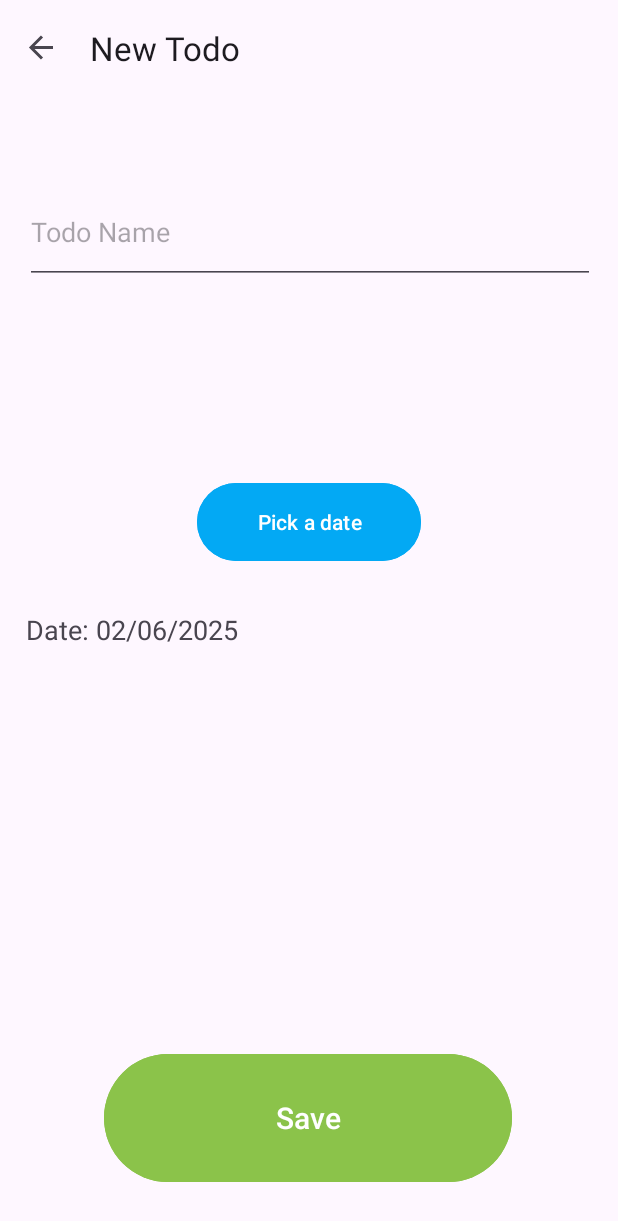
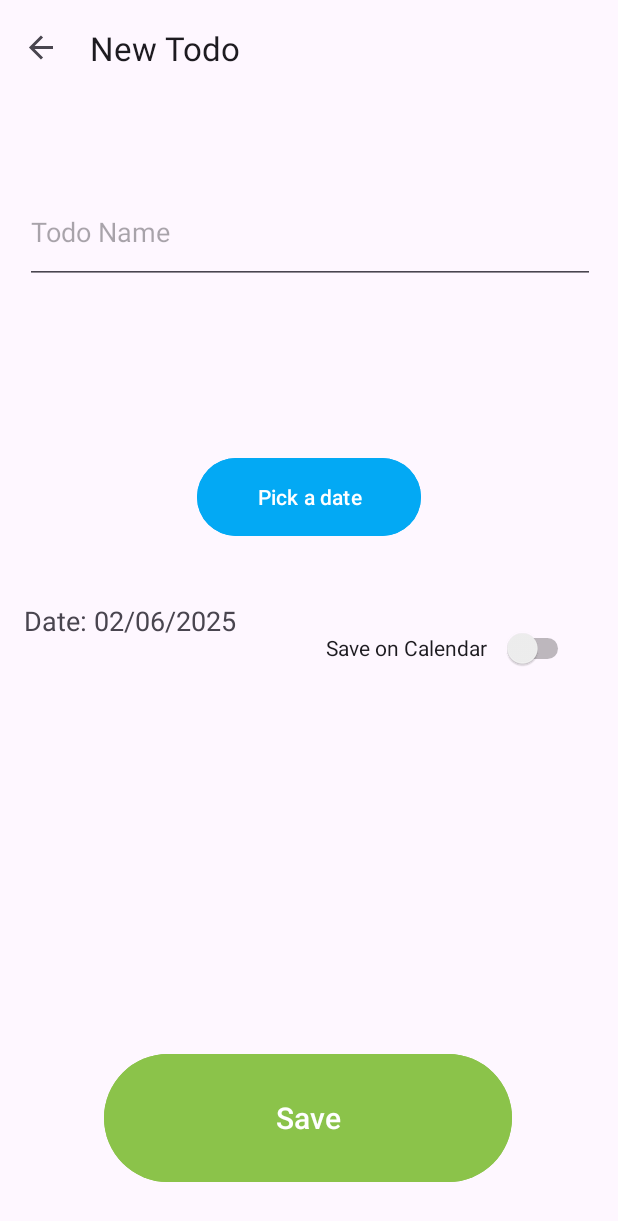
Before and after one commit to Cero1998/ToDoReminder, an Android app: the TodoNewFragment screen opened through its navigation route, on a phone screen of 412 x 824 dp. Shown: the top 1221 px of the screen. Run offline under Robolectric (Android 15) with nearby library versions, the phone set to English and light mode, and no system bars; our stand-ins replace navigation-ui; 1 statement that could not run was skipped.

Commit message:
Push: Added function to save the todo on the calendar

```diff
--- a/app/src/main/AndroidManifest.xml
+++ b/app/src/main/AndroidManifest.xml
@@ -3,8 +3,8 @@
     xmlns:tools="http://schemas.android.com/tools" >
 
     <uses-permission android:name="android.permission.INTERNET" />
-    <uses-permission android:name="android.permission.WRITE_CALENDAR"/>
-    <uses-permission android:name="android.permission.READ_CALENDAR"/>
+    <uses-permission android:name="android.permission.READ_CALENDAR" />
+    <uses-permission android:name="android.permission.WRITE_CALENDAR" />
 
     <application
         android:allowBackup="true"
--- a/app/src/main/java/com/example/todoreminder/MainActivity.kt
+++ b/app/src/main/java/com/example/todoreminder/MainActivity.kt
@@ -97,7 +97,6 @@ class MainActivity : AppCompatActivity() {
                         }
 
                         Toast.makeText(this@MainActivity, response.message, Toast.LENGTH_SHORT).show()
-                        // TODO: Vai alla schermata ToDoList
                         startActivity(Intent(this@MainActivity, TodoActivity::class.java))
                     }
                     else
--- a/app/src/main/res/layout/fragment_todonew.xml
+++ b/app/src/main/res/layout/fragment_todonew.xml
@@ -41,19 +41,32 @@
         android:text="Pick a date"
         app:layout_constraintBottom_toTopOf="@+id/textViewSelectedDate"
         app:layout_constraintEnd_toEndOf="parent"
+        app:layout_constraintHorizontal_bias="0.501"
         app:layout_constraintStart_toStartOf="parent"
         app:layout_constraintTop_toBottomOf="@+id/editTextNewTodoName"
-        app:layout_constraintVertical_bias="0.733" />
+        app:layout_constraintVertical_bias="0.614" />
 
     <TextView
         android:id="@+id/textViewSelectedDate"
-        android:layout_width="378dp"
-        android:layout_height="83dp"
-        android:layout_marginBottom="208dp"
+        android:layout_width="187dp"
+        android:layout_height="53dp"
+        android:layout_marginBottom="244dp"
         android:text="Date: "
         android:textSize="18sp"
         app:layout_constraintBottom_toTopOf="@+id/buttonSaveNewTodo"
         app:layout_constraintEnd_toEndOf="parent"
+        app:layout_constraintHorizontal_bias="0.07"
         app:layout_constraintStart_toStartOf="parent" />
 
+    <Switch
+        android:id="@+id/switch1SaveOnCalendar"
+        android:layout_width="165dp"
+        android:layout_height="53dp"
+        android:layout_marginTop="44dp"
+        android:layout_marginEnd="16dp"
+        android:text="Save on Calendar"
+        app:layout_constraintEnd_toEndOf="parent"
+        app:layout_constraintStart_toEndOf="@+id/textViewSelectedDate"
+        app:layout_constraintTop_toBottomOf="@+id/buttonSelectDate" />
+
 </androidx.constraintlayout.widget.ConstraintLayout>
```
Also changed, not shown: app/src/main/java/com/example/todoreminder/TodoNewFragment.kt (+48 -3 lines).
